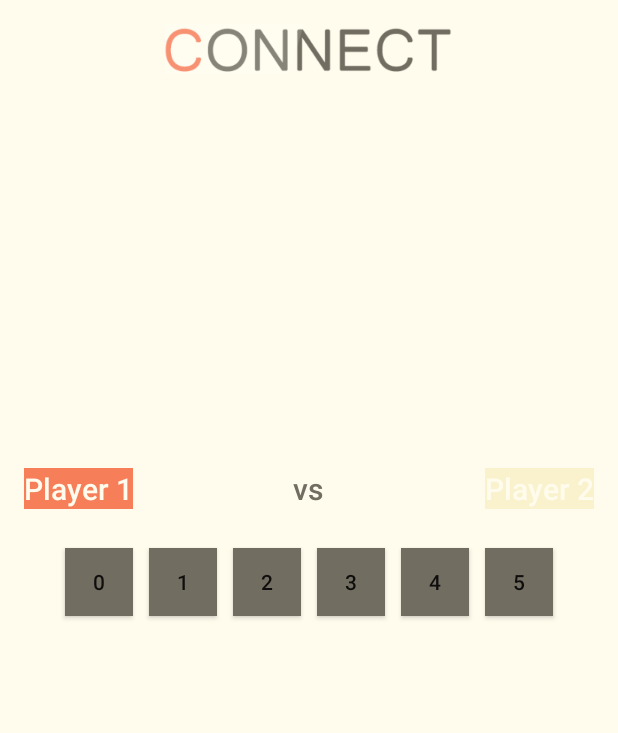
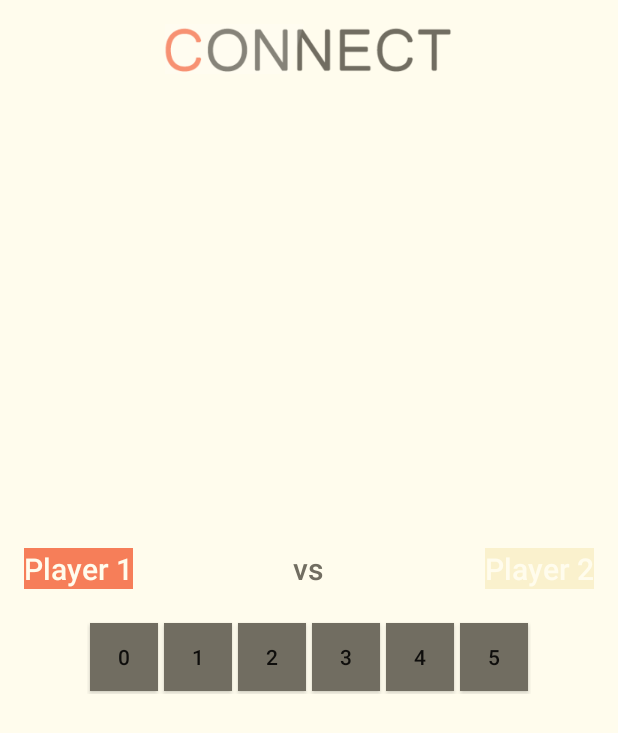
Before and after one commit to kallebornemark/ProjectC4, an Android app: the MainActivity screen opened directly, with no data from a screen before it, on a phone screen of 412 x 824 dp. Shown: the top 733 px of the screen. Run offline under Robolectric (Android 15) with nearby library versions, the phone set to English and light mode, and no system bars.

Commit message:
Fixat design

```diff
--- a/Android/C4/app/src/main/java/projectc4/c4/MainActivity.java
+++ b/Android/C4/app/src/main/java/projectc4/c4/MainActivity.java
@@ -3,9 +3,13 @@ package projectc4.c4;
 import android.app.Activity;
 import android.app.AlertDialog;
 import android.content.DialogInterface;
+import android.graphics.Rect;
 import android.os.Bundle;
+import android.support.v4.app.ActionBarDrawerToggle;
+
 import android.view.Menu;
 import android.view.MenuItem;
+import android.view.TouchDelegate;
 import android.view.View;
 import android.widget.Button;
 import android.widget.GridLayout;
@@ -30,7 +34,8 @@ public class MainActivity extends Activity {
         super.onCreate(savedInstanceState);
         setContentView(R.layout.activity_main);
         clientController = new ClientController(this);
-        initGraphics(); // get children at
+        initGraphics();
+
         for (int i = 0; i < buttonArrayList.size(); i++) {
             currentIndex = i;
             buttonArrayList.get(i).setOnClickListener(new View.OnClickListener() {
@@ -38,15 +43,12 @@ public class MainActivity extends Activity {
                 public void onClick(View v) {
                     Button button = (Button) v;
                     int col = Integer.parseInt(button.getText().toString());
-                    //System.out.println(col);
                     clientController.newMove(col);
-
                 }
             });
         }
     }
 
-    //Test under denna:
     @Override
     public void onBackPressed() {
         AlertDialog.Builder builder = new AlertDialog.Builder(this);
@@ -92,7 +94,6 @@ public class MainActivity extends Activity {
         Button button4 = (Button)findViewById(R.id.button4);
         Button button5 = (Button)findViewById(R.id.button5);
         Button button6 = (Button)findViewById(R.id.button6);
-
 
         button1.setBackgroundColor(C4Color.BLACK);
         button2.setBackgroundColor(C4Color.BLACK);
@@ -151,6 +152,18 @@ public class MainActivity extends Activity {
         }
     }
 
+    public void drawTile(int pos, int player) {
+        if (player == 1) {
+            TextView txt = (TextView)grd.getChildAt(pos);
+            txt.setBackground(getDrawable(R.drawable.colorred));
+        }else if (player == 2) {
+            TextView txt = (TextView)grd.getChildAt(pos);
+            txt.setBackground(getDrawable(R.drawable.coloryellow));
+        }
+
+
+    }
+
     public void setNewGame() {
         final Button buttonNewGame = (Button)findViewById(R.id.buttonNewGame);
         buttonNewGame.setEnabled(true);
--- a/Android/C4/app/src/main/java/projectc4/c4/client/ClientController.java
+++ b/Android/C4/app/src/main/java/projectc4/c4/client/ClientController.java
@@ -30,11 +30,6 @@ public class ClientController {
 
     public void drawTile(int pos, int player) {
         clientUI.highlightPlayer(player);
-        if (player == 1) {
-            player = C4Color.RED;
-        } else {
-            player = C4Color.YELLOW;
-        }
         System.out.println(pos);
         clientUI.drawTile(pos, player);
     }
--- a/Android/C4/app/src/main/java/projectc4/c4/client/ClientUI.java
+++ b/Android/C4/app/src/main/java/projectc4/c4/client/ClientUI.java
@@ -1,8 +1,10 @@
 package projectc4.c4.client;
 
+import android.graphics.drawable.Drawable;
 import android.widget.Button;
 import android.widget.TextView;
 import projectc4.c4.MainActivity;
+import projectc4.c4.R;
 import projectc4.c4.util.C4Color;
 
 import java.util.ArrayList;
@@ -22,8 +24,9 @@ public class ClientUI {
         mainActivity = clientController.getMainActivity();
     }
 
-    public void drawTile(int pos, int color) {
-        mainActivity.getGrid().getChildAt(pos).setBackgroundColor(color);
+    public void drawTile(int pos, int player) {
+        mainActivity.drawTile(pos,player);
+        //mainActivity.getGrid().getChildAt(pos).setBackgroundColor(color);
     }
 
     public void winner(String winner) {
--- a/Android/C4/app/src/main/java/projectc4/c4/client/GameGrid.java
+++ b/Android/C4/app/src/main/java/projectc4/c4/client/Game.java
@@ -3,7 +3,7 @@ package projectc4.c4.client;
 /**
  * @author Jimmy Maksymiw, Erik Sandgren
  */
-public class GameGrid {
+public class Game {
     private int[][] board = new int[7][6];
 
     public int getElement(int i, int j) {
--- a/Android/C4/app/src/main/java/projectc4/c4/client/GameController.java
+++ b/Android/C4/app/src/main/java/projectc4/c4/client/GameController.java
@@ -5,7 +5,7 @@ package projectc4.c4.client;
  */
 public class GameController {
     private ClientController clientController;
-    private GameGrid gameGrid;
+    private Game gameGrid;
     private int[] size = new int[6];
     private int player;
     private int row, col;
@@ -13,7 +13,7 @@ public class GameController {
 
     public GameController(ClientController clientController) {
         this.clientController = clientController;
-        gameGrid = new GameGrid();
+        gameGrid = new Game();
         player = 1;
     }
 
--- /dev/null
+++ b/Android/C4/app/src/main/res/drawable/colorred.xml
@@ -0,0 +1,9 @@
+<?xml version="1.0" encoding="utf-8"?>
+<shape xmlns:android="http://schemas.android.com/apk/res/android">
+    <solid
+        android:color="#FFF67E59"
+        />
+        <corners
+        android:radius="6dp"
+        />
+</shape>
--- /dev/null
+++ b/Android/C4/app/src/main/res/drawable/coloryellow.xml
@@ -0,0 +1,9 @@
+<?xml version="1.0" encoding="utf-8"?>
+<shape xmlns:android="http://schemas.android.com/apk/res/android">
+    <solid
+        android:color="#FFECD06C"
+        />
+        <corners
+        android:radius="6dp"
+        />
+</shape>
--- a/Android/C4/app/src/main/res/layout/activity_main.xml
+++ b/Android/C4/app/src/main/res/layout/activity_main.xml
@@ -24,7 +24,7 @@
             android:id="@+id/textView7"
             android:layout_row="1"
             android:layout_column="0"
-            android:layout_margin="5dp" />
+            android:layout_margin="2dp" />
 
         <TextView
             android:layout_width="45dp"
@@ -32,7 +32,7 @@
             android:id="@+id/textView8"
             android:layout_row="1"
             android:layout_column="1"
-            android:layout_margin="5dp" />
+            android:layout_margin="2dp" />
 
         <TextView
             android:layout_width="45dp"
@@ -40,7 +40,7 @@
             android:id="@+id/textView9"
             android:layout_row="1"
             android:layout_column="2"
-            android:layout_margin="5dp" />
+            android:layout_margin="2dp" />
 
         <TextView
             android:layout_width="45dp"
@@ -48,7 +48,7 @@
             android:id="@+id/textView10"
             android:layout_row="1"
             android:layout_column="3"
-            android:layout_margin="5dp" />
+            android:layout_margin="2dp" />
 
         <TextView
             android:layout_width="45dp"
@@ -56,7 +56,7 @@
             android:id="@+id/textView11"
             android:layout_row="1"
             android:layout_column="4"
-            android:layout_margin="5dp" />
+            android:layout_margin="2dp" />
 
         <TextView
             android:layout_width="45dp"
@@ -64,7 +64,7 @@
             android:id="@+id/textView12"
             android:layout_row="1"
             android:layout_column="5"
-            android:layout_margin="5dp" />
+            android:layout_margin="2dp" />
 
         <TextView
             android:layout_width="45dp"
@@ -72,7 +72,7 @@
             android:id="@+id/textView13"
             android:layout_row="2"
             android:layout_column="0"
-            android:layout_margin="5dp" />
+            android:layout_margin="2dp" />
 
         <TextView
             android:layout_width="45dp"
@@ -80,7 +80,7 @@
             android:id="@+id/textView14"
             android:layout_row="2"
             android:layout_column="1"
-            android:layout_margin="5dp" />
+            android:layout_margin="2dp" />
 
         <TextView
             android:layout_width="45dp"
@@ -88,7 +88,7 @@
             android:id="@+id/textView15"
             android:layout_row="2"
             android:layout_column="2"
-            android:layout_margin="5dp" />
+            android:layout_margin="2dp" />
 
         <TextView
             android:layout_width="45dp"
@@ -96,7 +96,7 @@
             android:id="@+id/textView16"
             android:layout_row="2"
             android:layout_column="3"
-            android:layout_margin="5dp" />
+            android:layout_margin="2dp" />
 
         <TextView
             android:layout_width="45dp"
@@ -104,7 +104,7 @@
             android:id="@+id/textView17"
             android:layout_row="2"
             android:layout_column="4"
-            android:layout_margin="5dp" />
+            android:layout_margin="2dp" />
 
         <TextView
             android:layout_width="45dp"
@@ -112,7 +112,7 @@
             android:id="@+id/textView18"
             android:layout_row="2"
             android:layout_column="5"
-            android:layout_margin="5dp" />
+            android:layout_margin="2dp" />
 
         <TextView
             android:layout_width="45dp"
@@ -120,7 +120,7 @@
             android:id="@+id/textView19"
             android:layout_row="3"
             android:layout_column="0"
-            android:layout_margin="5dp" />
+            android:layout_margin="2dp" />
 
         <TextView
             android:layout_width="45dp"
@@ -128,7 +128,7 @@
             android:id="@+id/textView20"
             android:layout_row="3"
             android:layout_column="1"
-            android:layout_margin="5dp" />
+            android:layout_margin="2dp" />
 
         <TextView
             android:layout_width="45dp"
@@ -136,7 +136,7 @@
             android:id="@+id/textView21"
             android:layout_row="3"
             android:layout_column="2"
-            android:layout_margin="5dp" />
+            android:layout_margin="2dp" />
 
         <TextView
             android:layout_width="45dp"
@@ -144,7 +144,7 @@
             android:id="@+id/textView22"
             android:layout_row="3"
             android:layout_column="3"
-            android:layout_margin="5dp" />
+            android:layout_margin="2dp" />
 
         <TextView
             android:layout_width="45dp"
@@ -152,7 +152,7 @@
             android:id="@+id/textView23"
             android:layout_row="3"
             android:layout_column="4"
-            android:layout_margin="5dp" />
+            android:layout_margin="2dp" />
 
         <TextView
             android:layout_width="45dp"
@@ -160,7 +160,7 @@
             android:id="@+id/textView24"
             android:layout_row="3"
             android:layout_column="5"
-            android:layout_margin="5dp" />
+            android:layout_margin="2dp" />
 
         <TextView
             android:layout_width="45dp"
@@ -168,7 +168,7 @@
             android:id="@+id/textView25"
             android:layout_row="4"
             android:layout_column="0"
-            android:layout_margin="5dp" />
+            android:layout_margin="2dp" />
 
         <TextView
             android:layout_width="45dp"
@@ -176,7 +176,7 @@
             android:id="@+id/textView26"
             android:layout_row="4"
             android:layout_column="1"
-            android:layout_margin="5dp" />
+            android:layout_margin="2dp" />
 
         <TextView
             android:layout_width="45dp"
@@ -184,7 +184,7 @@
             android:id="@+id/textView27"
             android:layout_row="4"
             android:layout_column="2"
-            android:layout_margin="5dp" />
+            android:layout_margin="2dp" />
 
         <TextView
             android:layout_width="45dp"
@@ -192,7 +192,7 @@
             android:id="@+id/textView28"
             android:layout_row="4"
             android:layout_column="3"
-            android:layout_margin="5dp" />
+            android:layout_margin="2dp" />
 
         <TextView
             android:layout_width="45dp"
@@ -200,7 +200,7 @@
             android:id="@+id/textView29"
             android:layout_row="4"
             android:layout_column="4"
-            android:layout_margin="5dp" />
+            android:layout_margin="2dp" />
 
         <TextView
             android:layout_width="45dp"
@@ -208,7 +208,7 @@
             android:id="@+id/textView30"
             android:layout_row="4"
             android:layout_column="5"
-            android:layout_margin="5dp" />
+            android:layout_margin="2dp" />
 
         <TextView
             android:layout_width="45dp"
@@ -216,7 +216,7 @@
             android:id="@+id/textView31"
             android:layout_row="5"
             android:layout_column="0"
-            android:layout_margin="5dp" />
+            android:layout_margin="2dp" />
 
         <TextView
             android:layout_width="45dp"
@@ -224,7 +224,7 @@
             android:id="@+id/textView32"
             android:layout_row="5"
             android:layout_column="1"
-            android:layout_margin="5dp" />
+            android:layout_margin="2dp" />
 
         <TextView
             android:layout_width="45dp"
@@ -232,7 +232,7 @@
             android:id="@+id/textView33"
             android:layout_row="5"
             android:layout_column="2"
-            android:layout_margin="5dp" />
+            android:layout_margin="2dp" />
 
         <TextView
             android:layout_width="45dp"
@@ -240,7 +240,7 @@
             android:id="@+id/textView34"
             android:layout_row="5"
             android:layout_column="3"
-            android:layout_margin="5dp" />
+            android:layout_margin="2dp" />
 
         <TextView
             android:layout_width="45dp"
@@ -248,7 +248,7 @@
             android:id="@+id/textView35"
             android:layout_row="5"
             android:layout_column="4"
-            android:layout_margin="5dp" />
+            android:layout_margin="2dp" />
 
         <TextView
             android:layout_width="45dp"
@@ -256,7 +256,7 @@
             android:id="@+id/textView36"
             android:layout_row="5"
             android:layout_column="5"
-            android:layout_margin="5dp" />
+            android:layout_margin="2dp" />
 
         <TextView
             android:layout_width="45dp"
@@ -264,7 +264,7 @@
             android:id="@+id/textView37"
             android:layout_row="6"
             android:layout_column="0"
-            android:layout_margin="5dp" />
+            android:layout_margin="2dp" />
 
         <TextView
             android:layout_width="45dp"
@@ -272,7 +272,7 @@
             android:id="@+id/textView38"
             android:layout_row="6"
             android:layout_column="1"
-            android:layout_margin="5dp" />
+            android:layout_margin="2dp" />
 
         <TextView
             android:layout_width="45dp"
@@ -280,7 +280,7 @@
             android:id="@+id/textView39"
             android:layout_row="6"
             android:layout_column="2"
-            android:layout_margin="5dp" />
+            android:layout_margin="2dp" />
 
         <TextView
             android:layout_width="45dp"
@@ -288,7 +288,7 @@
             android:id="@+id/textView40"
             android:layout_row="6"
             android:layout_column="3"
-            android:layout_margin="5dp" />
+            android:layout_margin="2dp" />
 
         <TextView
             android:layout_width="45dp"
@@ -296,7 +296,7 @@
             android:id="@+id/textView41"
             android:layout_row="6"
             android:layout_column="4"
-            android:layout_margin="5dp" />
+            android:layout_margin="2dp" />
 
         <TextView
             android:layout_width="45dp"
@@ -304,7 +304,7 @@
             android:id="@+id/textView42"
             android:layout_row="6"
             android:layout_column="5"
-            android:layout_margin="5dp" />
+            android:layout_margin="2dp" />
 
         <TextView
             android:layout_width="45dp"
@@ -312,7 +312,7 @@
             android:id="@+id/textView"
             android:layout_row="7"
             android:layout_column="0"
-            android:layout_margin="5dp" />
+            android:layout_margin="2dp" />
 
         <TextView
             android:layout_width="45dp"
@@ -320,7 +320,7 @@
             android:id="@+id/textView43"
             android:layout_row="7"
             android:layout_column="1"
-            android:layout_margin="5dp" />
+            android:layout_margin="2dp" />
 
         <TextView
             android:layout_width="45dp"
@@ -328,7 +328,7 @@
             android:id="@+id/textView44"
             android:layout_row="7"
             android:layout_column="2"
-            android:layout_margin="5dp" />
+            android:layout_margin="2dp" />
 
         <TextView
             android:layout_width="45dp"
@@ -336,7 +336,7 @@
             android:id="@+id/textView45"
             android:layout_row="7"
             android:layout_column="3"
-            android:layout_margin="5dp" />
+            android:layout_margin="2dp" />
 
         <TextView
             android:layout_width="45dp"
@@ -344,7 +344,7 @@
             android:id="@+id/textView46"
             android:layout_row="7"
             android:layout_column="4"
-            android:layout_margin="5dp" />
+            android:layout_margin="2dp" />
 
         <TextView
             android:layout_width="45dp"
@@ -352,7 +352,7 @@
             android:id="@+id/textView47"
             android:layout_row="7"
             android:layout_column="5"
-            android:layout_margin="5dp" />
+            android:layout_margin="2dp" />
 
     </GridLayout>
 
@@ -373,7 +373,7 @@
             android:id="@+id/button1"
             android:layout_row="0"
             android:layout_column="5"
-            android:layout_margin="5dp"
+            android:layout_margin="2dp"
             android:clickable="true"
             android:text="5" />
 
@@ -383,7 +383,7 @@
             android:id="@+id/button2"
             android:layout_row="0"
             android:layout_column="0"
-            android:layout_margin="5dp"
+            android:layout_margin="2dp"
             android:clickable="true"
             android:text="0" />
 
@@ -393,7 +393,7 @@
             android:id="@+id/button3"
             android:layout_row="0"
             android:layout_column="2"
-            android:layout_margin="5dp"
+            android:layout_margin="2dp"
             android:clickable="true"
             android:text="2" />
 
@@ -403,7 +403,7 @@
             android:id="@+id/button4"
             android:layout_row="0"
             android:layout_column="4"
-            android:layout_margin="5dp"
+            android:layout_margin="2dp"
             android:clickable="true"
             android:text="4" />
 
@@ -413,7 +413,7 @@
             android:id="@+id/button5"
             android:layout_row="0"
             android:layout_column="1"
-            android:layout_margin="5dp"
+            android:layout_margin="2dp"
             android:clickable="true"
             android:text="1" />
 
@@ -423,7 +423,7 @@
             android:id="@+id/button6"
             android:layout_row="0"
             android:layout_column="3"
-            android:layout_margin="5dp"
+            android:layout_margin="2dp"
             android:clickable="true"
             android:text="3" />
     </GridLayout>
--- a/Android/C4/app/src/main/res/layout/activity_menu.xml
+++ b/Android/C4/app/src/main/res/layout/activity_menu.xml
@@ -11,6 +11,7 @@
         android:layout_height="wrap_content"
         android:text="New Local Game"
         android:id="@+id/localGame"
+        android:background="#FFF67E59"
         android:layout_centerVertical="true"
         android:layout_centerHorizontal="true" />
 
```
